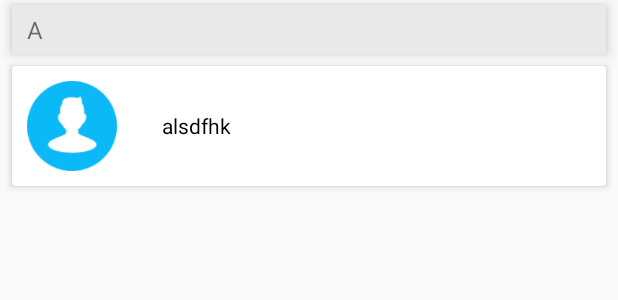
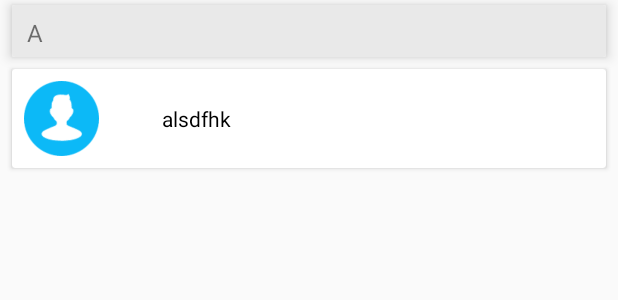
Before and after one commit to xblydxj/littleChat, an Android app: the layout contact_item.xml on its own in the app's theme, with its tools: preview values and no code run, on a phone screen of 412 x 824 dp. Shown: the top 300 px of the screen. Run offline under Robolectric (Android 15) with nearby library versions, the phone set to English and light mode, and no system bars.

Commit message:
修改了一些条目的尺寸

```diff
--- a/app/src/main/res/layout/chat_item_received.xml
+++ b/app/src/main/res/layout/chat_item_received.xml
@@ -12,13 +12,13 @@
         android:layout_margin="8dp"
         android:text="23:12:23"/>
     <RelativeLayout
-        android:layout_width="match_parent"
+        android:layout_width="330dp"
         android:layout_height="wrap_content"
         >
 
         <ImageView
             android:id="@+id/chat_item_avatar"
-            android:layout_width="60dp"
+            android:layout_width="50dp"
             android:layout_height="60dp"
             android:layout_margin="5dp"
             android:src="@drawable/avatar3"/>
--- a/app/src/main/res/layout/contact_item.xml
+++ b/app/src/main/res/layout/contact_item.xml
@@ -21,7 +21,7 @@
             android:background="#E9E9E9"
             android:paddingBottom="5dp"
             android:paddingLeft="10dp"
-            android:paddingTop="5dp"
+            android:paddingTop="7dp"
             android:text="A"
             android:textSize="16sp"/>
     </android.support.v7.widget.CardView>
@@ -32,12 +32,12 @@
         android:layout_marginLeft="8dp"
         android:layout_marginBottom="5dp"
         android:layout_marginRight="8dp"
-        app:cardElevation="3dp">
+        >
         <ImageView
             android:id="@+id/contact_item_avatar"
-            android:layout_width="60dp"
-            android:layout_height="60dp"
-            android:layout_margin="10dp"
+            android:layout_width="50dp"
+            android:layout_height="50dp"
+            android:layout_margin="8dp"
             android:src="@drawable/avatar2"/>
         <TextView
             android:id="@+id/contact_item_name"
--- a/app/src/main/res/layout/list_item_conversation.xml
+++ b/app/src/main/res/layout/list_item_conversation.xml
@@ -21,7 +21,8 @@
             android:layout_width="wrap_content"
             android:layout_height="wrap_content"
             android:layout_alignTop="@id/iv_avatar"
-            android:layout_margin="10dp"
+            android:layout_marginLeft="10dp"
+            android:layout_marginTop="6dp"
             android:layout_toRightOf="@id/iv_avatar"
             android:text="zhangsan"
             android:textAllCaps="false"
@@ -48,7 +49,8 @@
             android:layout_height="wrap_content"
             android:layout_alignParentRight="true"
             android:layout_alignTop="@id/iv_avatar"
-            android:layout_margin="10dp"
+            android:layout_marginRight="10dp"
+            android:layout_marginTop="3dp"
             android:text="12:12"
             android:textAllCaps="false"
             android:textColor="#9c9c9c"
--- a/app/src/main/res/layout/message_item.xml
+++ b/app/src/main/res/layout/message_item.xml
@@ -13,7 +13,7 @@
     >
         <ImageView
             android:id="@+id/message_avatar"
-            android:layout_width="60dp"
+            android:layout_width="50dp"
             android:layout_height="50dp"
             android:layout_margin="10dp"
             android:src="@drawable/avatar3"/>
--- a/app/src/main/res/values/dimens.xml
+++ b/app/src/main/res/values/dimens.xml
@@ -2,7 +2,7 @@
     <!-- Default screen margins, per the Android Design guidelines. -->
     <dimen name="activity_horizontal_margin">16dp</dimen>
     <dimen name="activity_vertical_margin">16dp</dimen>
-    <dimen name="avatar_size">60dp</dimen>
+    <dimen name="avatar_size">50dp</dimen>
     <dimen name="input_height">30dp</dimen>
     <dimen name="tab_height">60dp</dimen>
 </resources>
```
Also changed, not shown: app/src/main/res/layout/chat_item_send.xml (+5 -4 lines).
